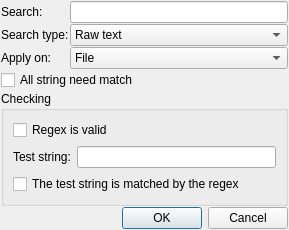
Old version of the form plugins/CopyEngine/Ultracopier-0.3/FilterRules.ui in the repository alphaonex86/Ultracopier.
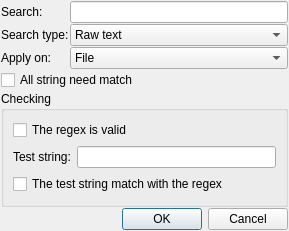
New version of the form. Icons and pictures are not drawn.

```diff
--- a/plugins/CopyEngine/Ultracopier-0.3/FilterRules.ui
+++ b/plugins/CopyEngine/Ultracopier-0.3/FilterRules.ui
@@ -7,7 +7,7 @@
     <x>0</x>
     <y>0</y>
     <width>289</width>
-    <height>229</height>
+    <height>231</height>
    </rect>
   </property>
   <property name="windowTitle">
@@ -102,7 +102,7 @@
       <item row="0" column="0" colspan="2">
        <widget class="QCheckBox" name="isValid">
         <property name="text">
-         <string>Regex is valid</string>
+         <string>The regex is valid</string>
         </property>
        </widget>
       </item>
@@ -119,7 +119,7 @@
       <item row="2" column="0" colspan="2">
        <widget class="QCheckBox" name="matched">
         <property name="text">
-         <string>The test string is matched by the regex</string>
+         <string>The test string match with the regex</string>
         </property>
        </widget>
       </item>
```
Left out of the diff: 5 changed lines with no effect on the pictures.
